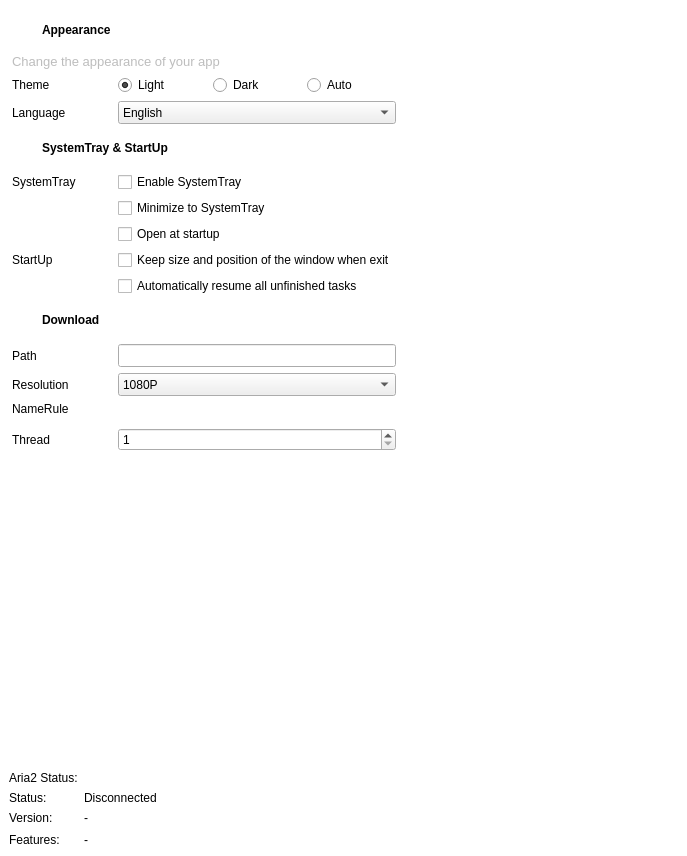
Old version of the form sVanilla/src/ClientUi/Setting/DefaultSettings.ui in the repository AlanusMeminius/sVanilla.
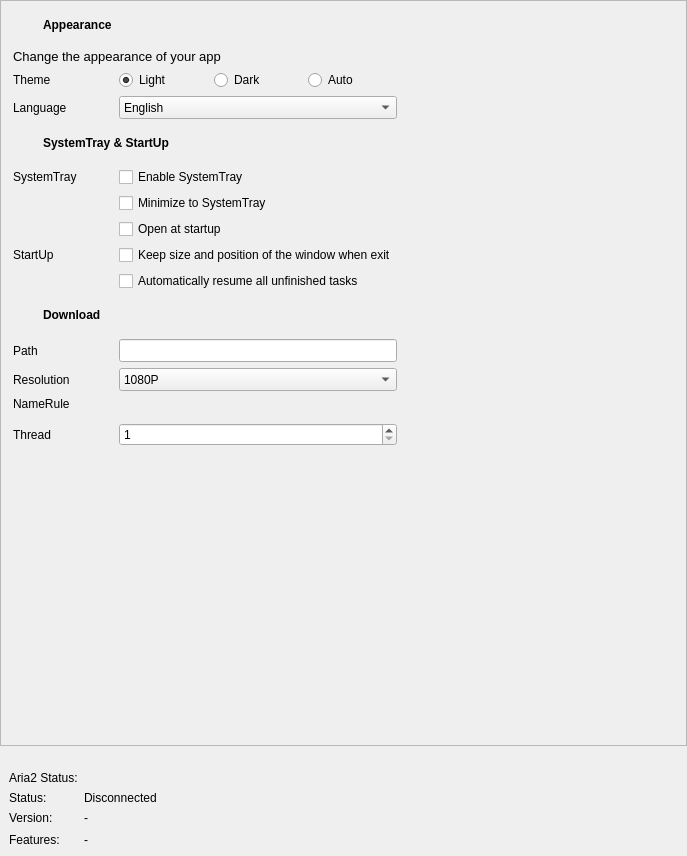
New version of the form. Icons and pictures are not drawn. Custom widgets are drawn as their Qt base class.

The edit to the form file:
```diff
--- a/sVanilla/src/ClientUi/Setting/DefaultSettings.ui
+++ b/sVanilla/src/ClientUi/Setting/DefaultSettings.ui
@@ -16,11 +16,6 @@
     <verstretch>0</verstretch>
    </sizepolicy>
   </property>
-  <property name="styleSheet">
-   <string notr="true">.QWidget{
-	background-color: transparent;
-}</string>
-  </property>
   <layout class="QVBoxLayout" name="verticalLayout_2">
    <property name="spacing">
     <number>10</number>
@@ -39,12 +34,6 @@
    </property>
    <item>
     <widget class="QScrollArea" name="scrollArea">
-     <property name="styleSheet">
-      <string notr="true">.QScrollArea{
-background-color: transparent;
-border:none;
-}</string>
-     </property>
      <property name="widgetResizable">
       <bool>true</bool>
      </property>
@@ -53,8 +42,8 @@
        <rect>
         <x>0</x>
         <y>0</y>
-        <width>687</width>
-           <height>708</height>
+        <width>685</width>
+        <height>706</height>
        </rect>
       </property>
          <layout class="QGridLayout" name="gridLayout_4">
@@ -519,7 +508,7 @@
            <number>0</number>
           </property>
           <property name="topMargin">
-           <number>6</number>
+           <number>0</number>
           </property>
           <property name="rightMargin">
            <number>0</number>
@@ -630,33 +619,6 @@
              </item>
              <item row="2" column="0" colspan="2">
                  <widget class="QLabel" name="labelAppearanceExpain">
-                     <property name="palette">
-                         <palette>
-                             <active>
-                                 <colorrole role="WindowText">
-                                     <brush brushstyle="SolidPattern">
-                                         <color alpha="66">
-                                             <red>0</red>
-                                             <green>0</green>
-                                             <blue>0</blue>
-                                         </color>
-                                     </brush>
-                                 </colorrole>
-                             </active>
-                             <inactive>
-                                 <colorrole role="WindowText">
-                                     <brush brushstyle="SolidPattern">
-                                         <color alpha="66">
-                                             <red>0</red>
-                                             <green>0</green>
-                                             <blue>0</blue>
-                                         </color>
-                                     </brush>
-                                 </colorrole>
-                             </inactive>
-                             <disabled/>
-                         </palette>
-                     </property>
                      <property name="font">
                          <font>
                              <pointsize>10</pointsize>
```
Left out of the diff: 28 changed lines with no effect on the pictures. Lines whose indentation alone changed are shown as unchanged.
